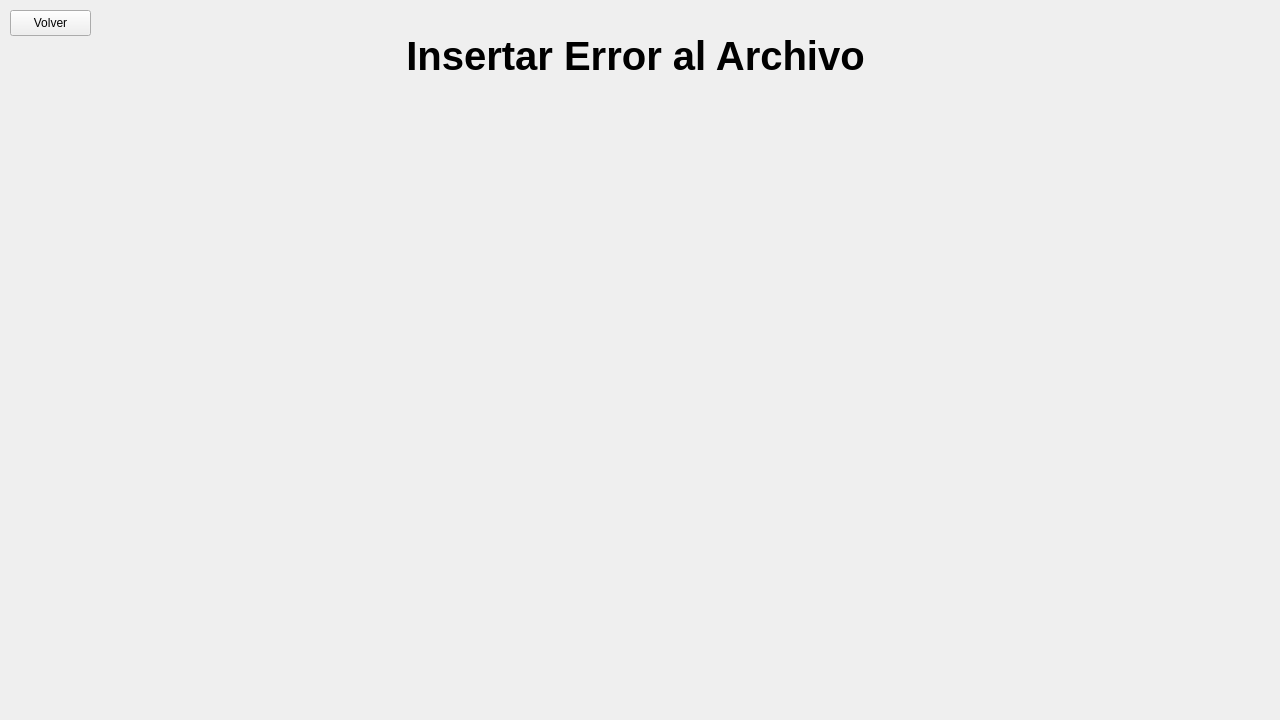
Qt form Ventanas/addErrorPanel.ui (PepeObot/HammingCode) before a commit.
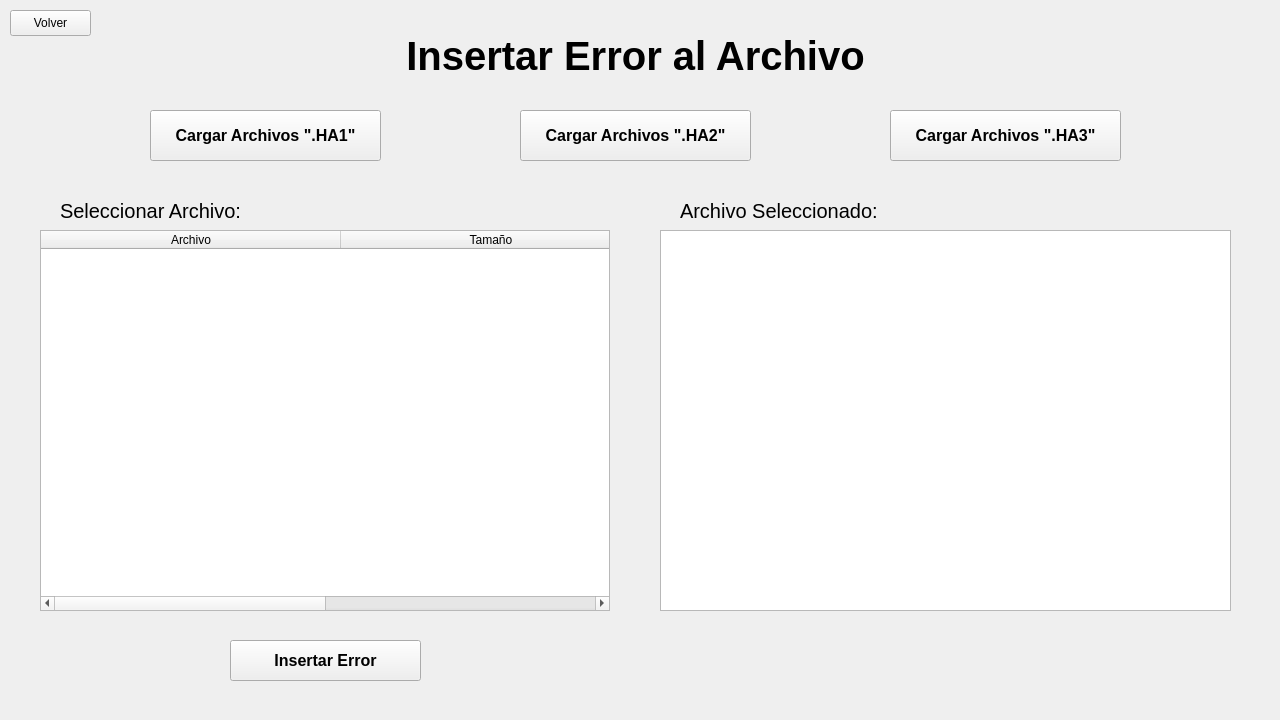
The same form after that commit.

Commit message: Avance con la pestaña de insertar error, solo me falta hacer el boton de insertar error funque :P

Diff of the .ui file:
```diff
--- a/Ventanas/addErrorPanel.ui
+++ b/Ventanas/addErrorPanel.ui
@@ -48,6 +48,185 @@
     <set>Qt::AlignmentFlag::AlignCenter</set>
    </property>
   </widget>
+  <widget class="QTextEdit" name="textFile">
+   <property name="geometry">
+    <rect>
+     <x>660</x>
+     <y>230</y>
+     <width>571</width>
+     <height>381</height>
+    </rect>
+   </property>
+  </widget>
+  <widget class="QLabel" name="selectLabel_2">
+   <property name="geometry">
+    <rect>
+     <x>680</x>
+     <y>190</y>
+     <width>301</width>
+     <height>41</height>
+    </rect>
+   </property>
+   <property name="font">
+    <font>
+     <pointsize>15</pointsize>
+    </font>
+   </property>
+   <property name="text">
+    <string>Archivo Seleccionado:</string>
+   </property>
+  </widget>
+  <widget class="QLabel" name="selectLabel">
+   <property name="geometry">
+    <rect>
+     <x>60</x>
+     <y>190</y>
+     <width>301</width>
+     <height>41</height>
+    </rect>
+   </property>
+   <property name="font">
+    <font>
+     <pointsize>15</pointsize>
+    </font>
+   </property>
+   <property name="text">
+    <string>Seleccionar Archivo: </string>
+   </property>
+  </widget>
+  <widget class="QTableWidget" name="tableFile">
+   <property name="geometry">
+    <rect>
+     <x>40</x>
+     <y>230</y>
+     <width>570</width>
+     <height>381</height>
+    </rect>
+   </property>
+   <attribute name="horizontalHeaderCascadingSectionResizes">
+    <bool>false</bool>
+   </attribute>
+   <attribute name="horizontalHeaderDefaultSectionSize">
+    <number>300</number>
+   </attribute>
+   <attribute name="horizontalHeaderHighlightSections">
+    <bool>true</bool>
+   </attribute>
+   <attribute name="horizontalHeaderShowSortIndicator" stdset="0">
+    <bool>false</bool>
+   </attribute>
+   <attribute name="horizontalHeaderStretchLastSection">
+    <bool>false</bool>
+   </attribute>
+   <attribute name="verticalHeaderVisible">
+    <bool>true</bool>
+   </attribute>
+   <attribute name="verticalHeaderCascadingSectionResizes">
+    <bool>false</bool>
+   </attribute>
+   <attribute name="verticalHeaderHighlightSections">
+    <bool>true</bool>
+   </attribute>
+   <attribute name="verticalHeaderShowSortIndicator" stdset="0">
+    <bool>false</bool>
+   </attribute>
+   <attribute name="verticalHeaderStretchLastSection">
+    <bool>false</bool>
+   </attribute>
+   <column>
+    <property name="text">
+     <string>Archivo</string>
+    </property>
+    <property name="font">
+     <font>
+      <bold>false</bold>
+      <stylestrategy>PreferDefault</stylestrategy>
+      <hintingpreference>PreferDefaultHinting</hintingpreference>
+     </font>
+    </property>
+   </column>
+   <column>
+    <property name="text">
+     <string>Tamaño</string>
+    </property>
+   </column>
+  </widget>
+  <widget class="QPushButton" name="addError_btn">
+   <property name="geometry">
+    <rect>
+     <x>230</x>
+     <y>640</y>
+     <width>191</width>
+     <height>41</height>
+    </rect>
+   </property>
+   <property name="font">
+    <font>
+     <pointsize>12</pointsize>
+     <bold>true</bold>
+    </font>
+   </property>
+   <property name="text">
+    <string>Insertar Error</string>
+   </property>
+  </widget>
+  <widget class="QPushButton" name="loadHA1_btn">
+   <property name="geometry">
+    <rect>
+     <x>150</x>
+     <y>110</y>
+     <width>231</width>
+     <height>51</height>
+    </rect>
+   </property>
+   <property name="font">
+    <font>
+     <pointsize>12</pointsize>
+     <bold>true</bold>
+    </font>
+   </property>
+   <property name="text">
+    <string>Cargar Archivos &quot;.HA1&quot;</string>
+   </property>
+  </widget>
+  <widget class="QPushButton" name="loadHA2_btn">
+   <property name="geometry">
+    <rect>
+     <x>520</x>
+     <y>110</y>
+     <width>231</width>
+     <height>51</height>
+    </rect>
+   </property>
+   <property name="font">
+    <font>
+     <pointsize>12</pointsize>
+     <bold>true</bold>
+    </font>
+   </property>
+   <property name="text">
+    <string>Cargar Archivos &quot;.HA2&quot;</string>
+   </property>
+  </widget>
+  <widget class="QPushButton" name="loadHA3_btn">
+   <property name="geometry">
+    <rect>
+     <x>890</x>
+     <y>110</y>
+     <width>231</width>
+     <height>51</height>
+    </rect>
+   </property>
+   <property name="font">
+    <font>
+     <pointsize>12</pointsize>
+     <bold>true</bold>
+    </font>
+   </property>
+   <property name="text">
+    <string>Cargar Archivos &quot;.HA3&quot;</string>
+   </property>
+  </widget>
  </widget>
  <resources/>
  <connections/>
```
The commit also changes 8 other files.
